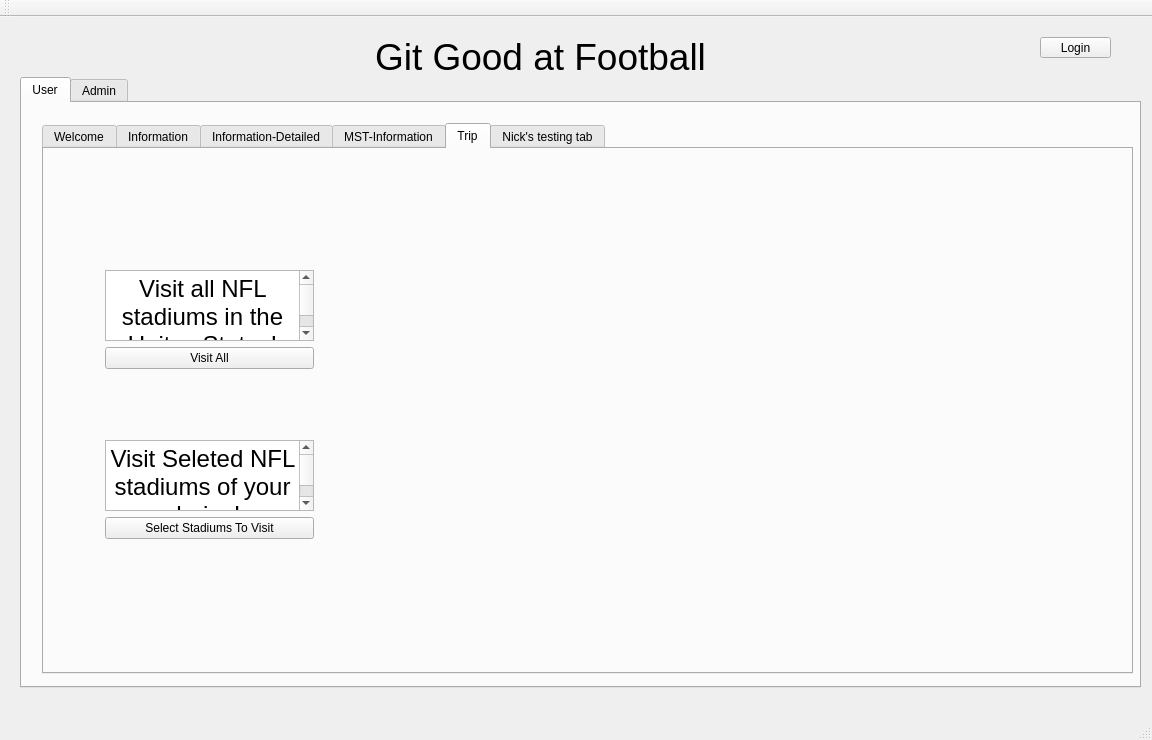
The window that QT/mainwindow.ui (nsidaris/GitGood) describes before a commit, drawn with Qt 5.
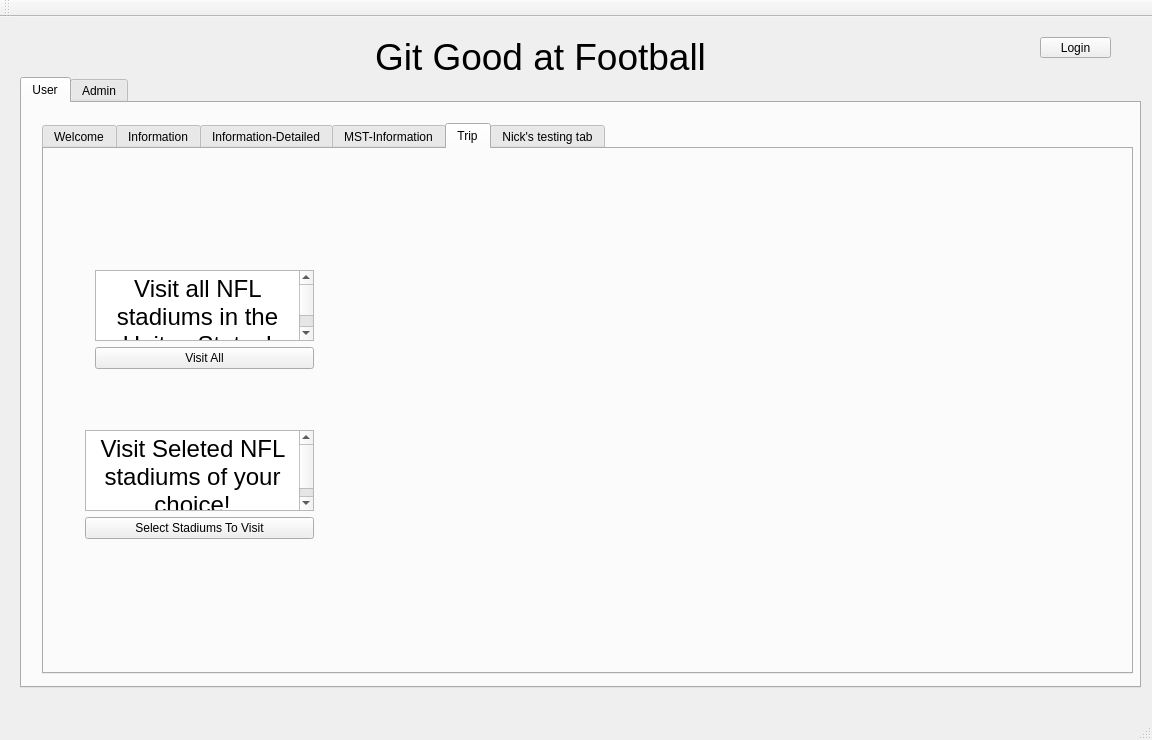
The same window after the commit. The open tabs and pages were chosen to show the change. Icons and pictures are not drawn.

What changed in the file:
```diff
--- a/QT/mainwindow.ui
+++ b/QT/mainwindow.ui
@@ -334,9 +334,9 @@
          <widget class="QWidget" name="layoutWidget">
           <property name="geometry">
            <rect>
-            <x>40</x>
+            <x>30</x>
             <y>100</y>
-            <width>231</width>
+            <width>241</width>
             <height>121</height>
            </rect>
           </property>
@@ -347,8 +347,8 @@
               <string>&lt;!DOCTYPE HTML PUBLIC &quot;-//W3C//DTD HTML 4.0//EN&quot; &quot;http://www.w3.org/TR/REC-html40/strict.dtd&quot;&gt;
 &lt;html&gt;&lt;head&gt;&lt;meta name=&quot;qrichtext&quot; content=&quot;1&quot; /&gt;&lt;style type=&quot;text/css&quot;&gt;
 p, li { white-space: pre-wrap; }
-&lt;/style&gt;&lt;/head&gt;&lt;body style=&quot; font-family:'.SF NS Text'; font-size:13pt; font-weight:400; font-style:normal;&quot;&gt;
-&lt;p align=&quot;center&quot; style=&quot; margin-top:0px; margin-bottom:0px; margin-left:0px; margin-right:0px; -qt-block-indent:0; text-indent:0px;&quot;&gt;&lt;span style=&quot; font-size:18pt;&quot;&gt;Visit all NFL stadiums in the Unites States!&lt;/span&gt;&lt;/p&gt;&lt;/body&gt;&lt;/html&gt;</string>
+&lt;/style&gt;&lt;/head&gt;&lt;body style=&quot; font-family:'MS Shell Dlg 2'; font-size:8.25pt; font-weight:400; font-style:normal;&quot;&gt;
+&lt;p align=&quot;center&quot; style=&quot; margin-top:0px; margin-bottom:0px; margin-left:0px; margin-right:0px; -qt-block-indent:0; text-indent:0px;&quot;&gt;&lt;span style=&quot; font-family:'.SF NS Text'; font-size:18pt;&quot;&gt;Visit all NFL stadiums in the Unites States!&lt;/span&gt;&lt;/p&gt;&lt;/body&gt;&lt;/html&gt;</string>
              </property>
             </widget>
            </item>
@@ -364,10 +364,10 @@
          <widget class="QWidget" name="layoutWidget">
           <property name="geometry">
            <rect>
-            <x>40</x>
-            <y>270</y>
-            <width>231</width>
-            <height>121</height>
+            <x>20</x>
+            <y>260</y>
+            <width>251</width>
+            <height>131</height>
            </rect>
           </property>
           <layout class="QVBoxLayout" name="verticalLayout_5">
@@ -377,8 +377,8 @@
               <string>&lt;!DOCTYPE HTML PUBLIC &quot;-//W3C//DTD HTML 4.0//EN&quot; &quot;http://www.w3.org/TR/REC-html40/strict.dtd&quot;&gt;
 &lt;html&gt;&lt;head&gt;&lt;meta name=&quot;qrichtext&quot; content=&quot;1&quot; /&gt;&lt;style type=&quot;text/css&quot;&gt;
 p, li { white-space: pre-wrap; }
-&lt;/style&gt;&lt;/head&gt;&lt;body style=&quot; font-family:'.SF NS Text'; font-size:13pt; font-weight:400; font-style:normal;&quot;&gt;
-&lt;p align=&quot;center&quot; style=&quot; margin-top:0px; margin-bottom:0px; margin-left:0px; margin-right:0px; -qt-block-indent:0; text-indent:0px;&quot;&gt;&lt;span style=&quot; font-size:18pt;&quot;&gt;Visit Seleted NFL stadiums of your choice!&lt;/span&gt;&lt;/p&gt;&lt;/body&gt;&lt;/html&gt;</string>
+&lt;/style&gt;&lt;/head&gt;&lt;body style=&quot; font-family:'MS Shell Dlg 2'; font-size:8.25pt; font-weight:400; font-style:normal;&quot;&gt;
+&lt;p align=&quot;center&quot; style=&quot; margin-top:0px; margin-bottom:0px; margin-left:0px; margin-right:0px; -qt-block-indent:0; text-indent:0px;&quot;&gt;&lt;span style=&quot; font-family:'.SF NS Text'; font-size:18pt;&quot;&gt;Visit Seleted NFL stadiums of your choice!&lt;/span&gt;&lt;/p&gt;&lt;/body&gt;&lt;/html&gt;</string>
              </property>
             </widget>
            </item>
```
Left out of the diff: 15 changed lines with no effect on the pictures.
